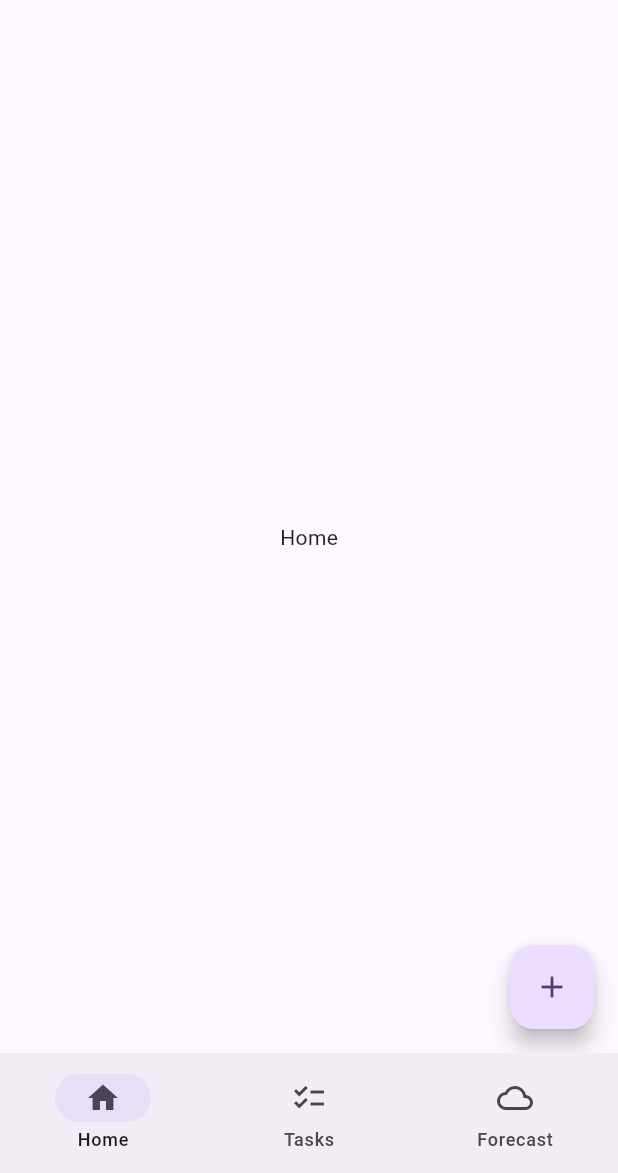
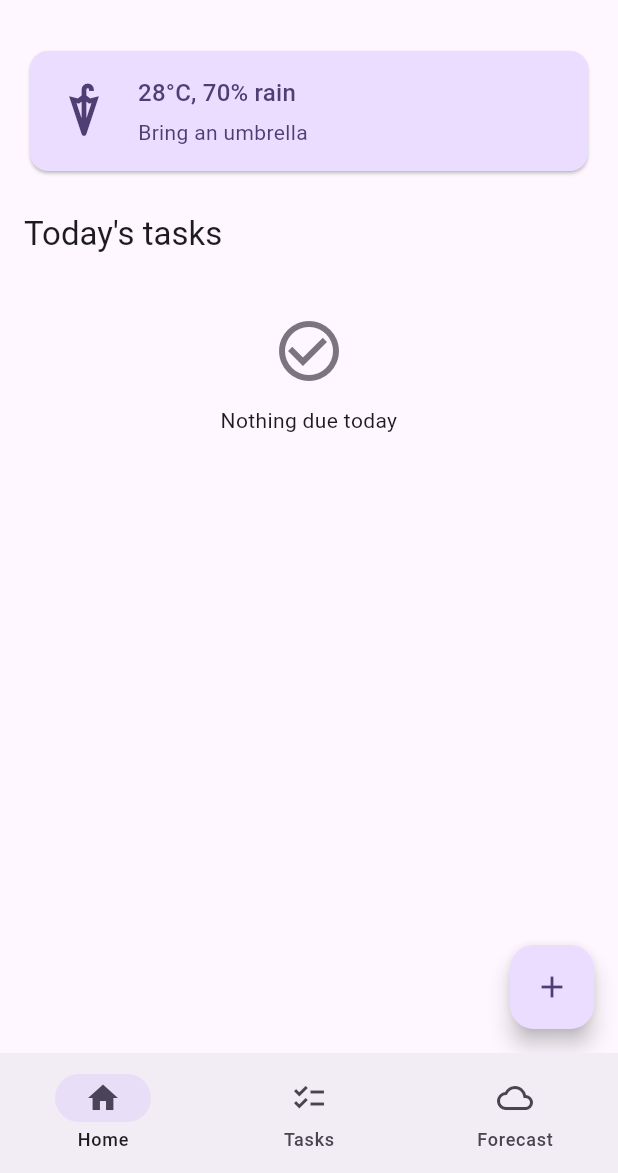
Before and after one commit to christophercolomer/Colomer_Giyangan_FinalProject, a Flutter app: the screen it shows after launch, on a phone screen of 412 x 824 dp, the part 63-1236 px from its top. Run offline on Flutter 3.47's test engine with Material 3 defaults, Android fonts, the light colour scheme and no system bars.

Commit message:
issue3
Created Home screen layout

```diff
--- a/mindlist/lib/models/task.dart
+++ b/mindlist/lib/models/task.dart
@@ -0,0 +1,36 @@
+enum Priority { low, medium, high }
+
+class Task {
+  final String id;
+  final String title;
+  final String className;
+  final DateTime dueDate;
+  final Priority priority;
+  final bool isDone;
+
+  const Task({
+    required this.id,
+    required this.title,
+    required this.className,
+    required this.dueDate,
+    this.priority = Priority.medium,
+    this.isDone = false,
+  });
+
+  Task copyWith({
+    String? title,
+    String? className,
+    DateTime? dueDate,
+    Priority? priority,
+    bool? isDone,
+  }) {
+    return Task(
+      id: id,
+      title: title ?? this.title,
+      className: className ?? this.className,
+      dueDate: dueDate ?? this.dueDate,
+      priority: priority ?? this.priority,
+      isDone: isDone ?? this.isDone,
+    );
+  }
+}
--- a/mindlist/lib/providers/task_provider.dart
+++ b/mindlist/lib/providers/task_provider.dart
@@ -1,10 +1,9 @@
-import 'package:flutter/foundational.dart';
+import 'package:flutter/foundation.dart';
 
 import '../models/task.dart';
 
-class TaskProvider with ChangeNotifier {
-
-}final List<Task> _tasks = [];
+class TaskProvider extends ChangeNotifier {
+  final List<Task> _tasks = [];
 
   List<Task> get tasks => List.unmodifiable(_tasks);
   List<Task> get pendingTasks => _tasks.where((t) => !t.isDone).toList();
@@ -75,3 +74,4 @@ class TaskProvider with ChangeNotifier {
     _tasks.removeWhere((t) => t.id == id);
     notifyListeners();
   }
+}
--- a/mindlist/lib/screens/home_screen.dart
+++ b/mindlist/lib/screens/home_screen.dart
@@ -1,12 +1,19 @@
 import 'package:flutter/material.dart';
+import 'package:provider/provider.dart';
 
 import '../app_routes.dart';
+import '../providers/task_provider.dart';
+import '../widgets/empty_state.dart';
+import '../widgets/task_card.dart';
+import '../widgets/weather_card.dart';
 
 class HomeScreen extends StatelessWidget {
   const HomeScreen({super.key});
 
   @override
   Widget build(BuildContext context) {
+    final todayTasks = context.watch<TaskProvider>().todayTasks;
+
     return Scaffold(
       appBar: AppBar(
         title: const Text('Today'),
@@ -17,7 +24,27 @@ class HomeScreen extends StatelessWidget {
           ),
         ],
       ),
-      body: const Center(child: Text('Home')),
+      body: ListView(
+        padding: const EdgeInsets.all(16),
+        children: [
+          // TODO: replace with real data from WeatherProvider
+          const WeatherCard(
+            temperature: 28,
+            rainChance: 70,
+            tip: 'Bring an umbrella',
+          ),
+          const SizedBox(height: 24),
+          Text("Today's tasks", style: Theme.of(context).textTheme.titleLarge),
+          const SizedBox(height: 8),
+          if (todayTasks.isEmpty)
+            const EmptyState(
+              icon: Icons.check_circle_outline,
+              message: 'Nothing due today',
+            )
+          else
+            for (final task in todayTasks) TaskCard(task: task),
+        ],
+      ),
       floatingActionButton: FloatingActionButton(
         onPressed: () => Navigator.pushNamed(context, AppRoutes.taskAdd),
         child: const Icon(Icons.add),
--- /dev/null
+++ b/mindlist/lib/widgets/empty_state.dart
@@ -0,0 +1,25 @@
+import 'package:flutter/material.dart';
+
+class EmptyState extends StatelessWidget {
+  final IconData icon;
+  final String message;
+
+  const EmptyState({super.key, required this.icon, required this.message});
+
+  @override
+  Widget build(BuildContext context) {
+    return Center(
+      child: Padding(
+        padding: const EdgeInsets.all(32),
+        child: Column(
+          mainAxisSize: MainAxisSize.min,
+          children: [
+            Icon(icon, size: 48, color: Theme.of(context).colorScheme.outline),
+            const SizedBox(height: 12),
+            Text(message, textAlign: TextAlign.center),
+          ],
+        ),
+      ),
+    );
+  }
+}
--- /dev/null
+++ b/mindlist/lib/widgets/weather_card.dart
@@ -0,0 +1,51 @@
+import 'package:flutter/material.dart';
+
+class WeatherCard extends StatelessWidget {
+  final int temperature;
+  final int rainChance;
+  final String tip;
+
+  const WeatherCard({
+    super.key,
+    required this.temperature,
+    required this.rainChance,
+    required this.tip,
+  });
+
+  @override
+  Widget build(BuildContext context) {
+    final scheme = Theme.of(context).colorScheme;
+    final textColor = scheme.onPrimaryContainer;
+
+    return Card(
+      color: scheme.primaryContainer,
+      child: Padding(
+        padding: const EdgeInsets.all(16),
+        child: Row(
+          children: [
+            Icon(
+              rainChance >= 50 ? Icons.umbrella : Icons.wb_sunny,
+              size: 40,
+              color: textColor,
+            ),
+            const SizedBox(width: 16),
+            Expanded(
+              child: Column(
+                crossAxisAlignment: CrossAxisAlignment.start,
+                children: [
+                  Text(
+                    '$temperature°C, $rainChance% rain',
+                    style: Theme.of(context).textTheme.titleMedium
+                        ?.copyWith(color: textColor),
+                  ),
+                  const SizedBox(height: 4),
+                  Text(tip, style: TextStyle(color: textColor)),
+                ],
+              ),
+            ),
+          ],
+        ),
+      ),
+    );
+  }
+}
```
Also changed, not shown: mindlist/lib/main.dart (+10 -88 lines), mindlist/lib/widgets/task_card.dart (added, +37 -0 lines), mindlist/lib/screens/edit_task_screen.dart (renamed from mindlist/lib/screens/editTask_screen.dart).
